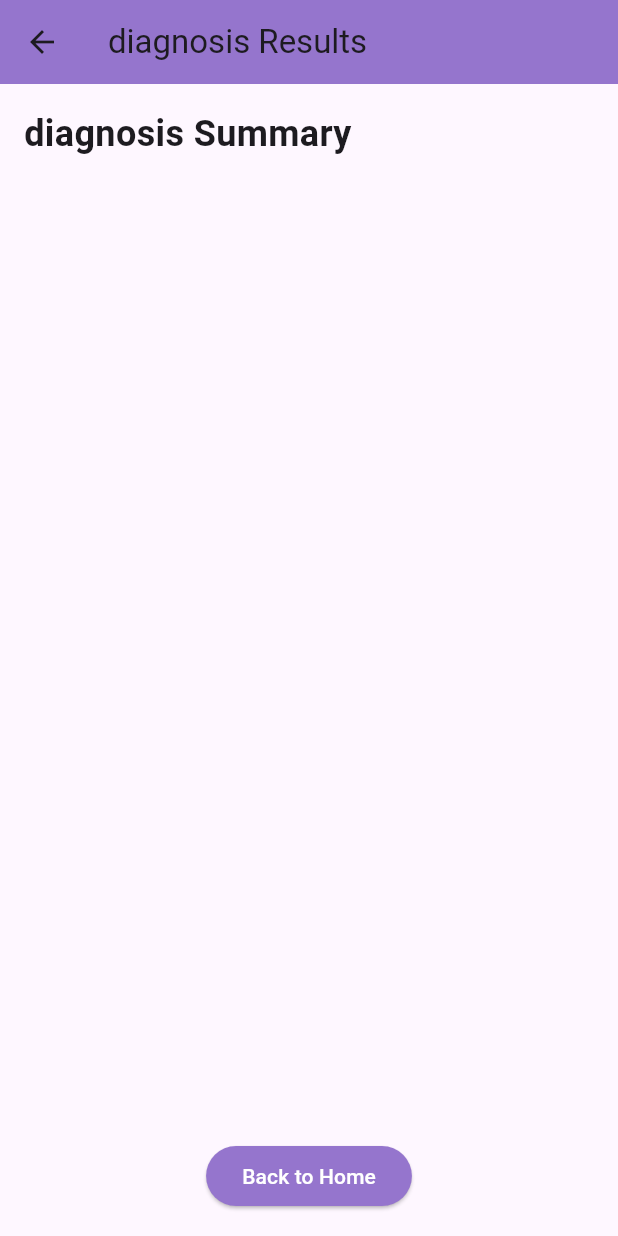
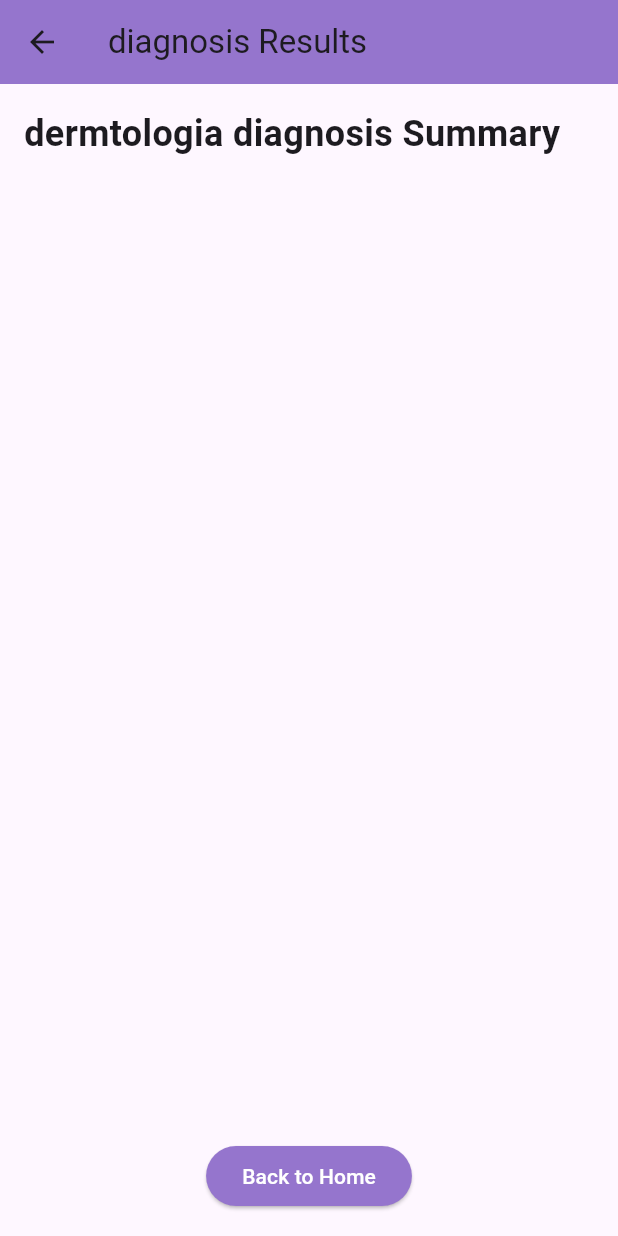
Before and after one commit to Group9apancj/group9, a Flutter app: the ResultsScreen screen opened directly with empty values, on a phone screen of 412 x 824 dp. Run offline on Flutter 3.47's test engine with Material 3 defaults, Android fonts, the phone set to English and light mode, and no system bars; our stand-ins replace google_fonts, image_cropper, image_picker; missing offline and left inert: postgres.

Commit message:
nancy has changed diagnosis_page

```diff
--- a/interfaceapp/lib/diagnosis_page.dart
+++ b/interfaceapp/lib/diagnosis_page.dart
@@ -23,7 +23,7 @@ class _ResultsScreenState extends State<ResultsScreen> {
           crossAxisAlignment: CrossAxisAlignment.start,
           children: [
             const Text(
-              "diagnosis Summary",
+              "dermtologia diagnosis Summary",
               style: TextStyle(
                 fontSize: 24,
                 fontWeight: FontWeight.bold,
```
